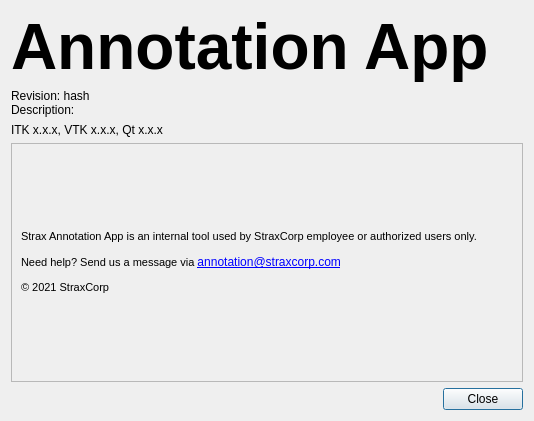
StraxCorp/MITK-Strax, file Modules/QtWidgetsExt/src/QmitkAboutDialogGUI.ui: the form before one commit.
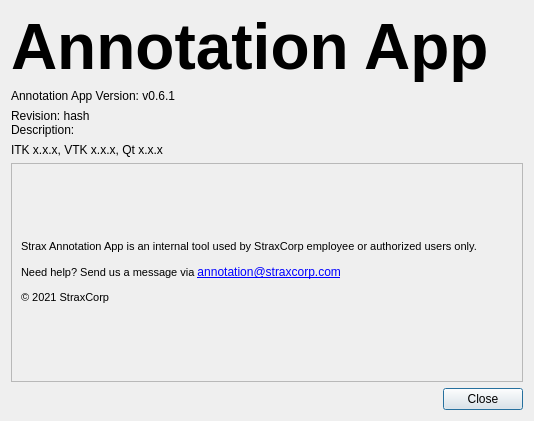
The form after the commit.

Commit message: Add annotation app version

```diff
--- a/Modules/QtWidgetsExt/src/QmitkAboutDialogGUI.ui
+++ b/Modules/QtWidgetsExt/src/QmitkAboutDialogGUI.ui
@@ -45,6 +45,22 @@
          </property>
         </widget>
        </item>
+       <item>
+        <widget class="QLabel" name="m_ApplicationVersion">
+         <property name="sizePolicy">
+          <sizepolicy hsizetype="Minimum" vsizetype="Minimum">
+           <horstretch>0</horstretch>
+           <verstretch>0</verstretch>
+          </sizepolicy>
+         </property>
+         <property name="text">
+          <string>Annotation App Version: v0.6.1</string>
+         </property>
+         <property name="alignment">
+          <set>Qt::AlignLeading|Qt::AlignLeft|Qt::AlignTop</set>
+         </property>
+        </widget>
+       </item>
        <item>
         <widget class="QLabel" name="m_RevisionLabel">
          <property name="sizePolicy">
```
